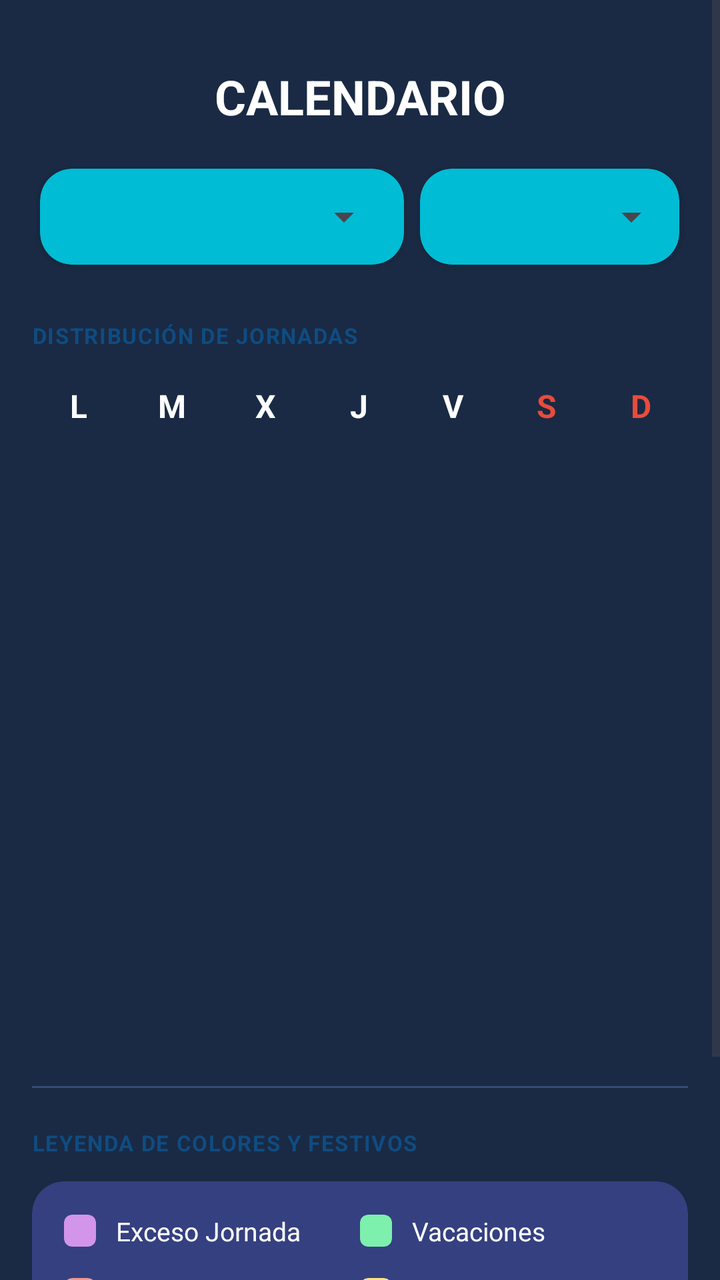
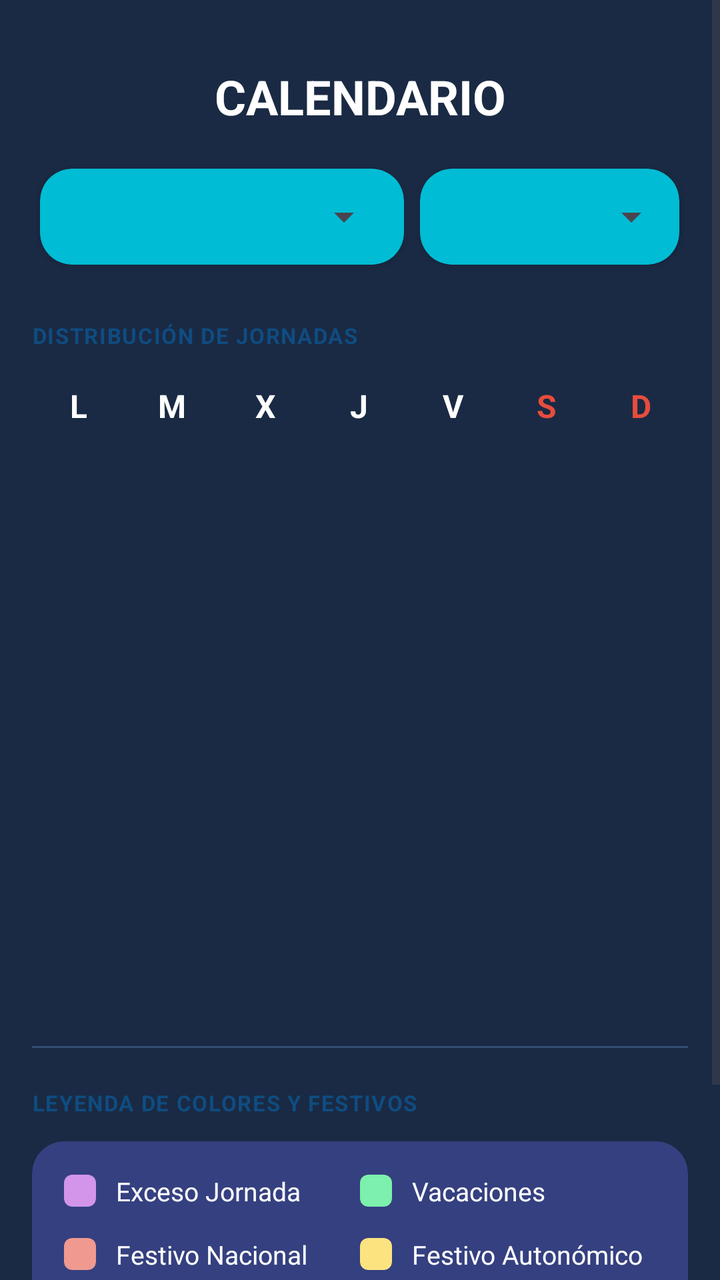

An Android layout rendered at two revisions. The XML below is the earlier revision; the diff shows what the commit changed to produce the second picture.
<!-- AndroidManifest.xml: application theme Theme.CalendarioLaboral_V40 -->
<!-- res/layout/activity_calendario.xml -->
<?xml version="1.0" encoding="utf-8"?>
<androidx.constraintlayout.widget.ConstraintLayout
    xmlns:android="http://schemas.android.com/apk/res/android"
    xmlns:app="http://schemas.android.com/apk/res-auto"
    xmlns:tools="http://schemas.android.com/tools"
    android:id="@+id/main"
    android:layout_width="match_parent"
    android:layout_height="match_parent"
    android:background="@color/background_app"
    tools:context=".modulos.calendario.ui.Calendario">

    <ScrollView
        android:id="@+id/scrollCalendarioMensual"
        android:layout_width="match_parent"
        android:layout_height="match_parent"
        android:importantForAccessibility="no">

        <LinearLayout
            android:layout_width="match_parent"
            android:layout_height="wrap_content"
            android:padding="16dp"
            android:orientation="vertical">

            
            <LinearLayout
                android:layout_width="match_parent"
                android:layout_height="wrap_content"
                android:orientation="vertical"
                android:layout_marginTop="16dp"
                android:layout_marginBottom="24dp">

                
                <TextView
                    android:id="@+id/tvTituloCalendario"
                    android:layout_width="match_parent"
                    android:layout_height="wrap_content"
                    android:text="CALENDARIO"
                    style="@style/TextoTitulos"
                    android:textAlignment="center"
                    android:layout_marginBottom="16dp" />

                
                <LinearLayout
                    android:layout_width="match_parent"
                    android:layout_height="wrap_content"
                    android:orientation="horizontal"
                    android:baselineAligned="false">

                    
                    <androidx.cardview.widget.CardView
                        android:layout_width="0dp"
                        android:layout_height="match_parent"
                        android:layout_weight="1.4"
                        android:layout_margin="4dp"
                        style="@style/Tarjeta_menu_personalizada"
                        app:cardBackgroundColor="@color/selector_spinner_back_color">

                        <Spinner
                            android:id="@+id/spMesCalendario"
                            android:layout_width="match_parent"
                            android:layout_height="48dp"
                            android:layout_weight="1"
                            android:layout_marginEnd="6dp"/>

                    </androidx.cardview.widget.CardView>


                    
                    <androidx.cardview.widget.CardView
                        android:layout_width="0dp"
                        android:layout_height="match_parent"
                        android:layout_weight="1"
                        android:layout_margin="4dp"
                        style="@style/Tarjeta_menu_personalizada"
                        app:cardBackgroundColor="@color/selector_spinner_back_color">

                        <Spinner
                            android:id="@+id/spAnioCalendario"
                            android:layout_width="match_parent"
                            android:layout_height="48dp"
                            android:layout_weight="1"
                            android:layout_marginStart="6dp"/>

                    </androidx.cardview.widget.CardView>



                </LinearLayout>

            </LinearLayout>
            
            <TextView
                android:layout_width="wrap_content"
                android:layout_height="wrap_content"
                android:text="DISTRIBUCIÓN DE JORNADAS"
                android:textColor="@color/primary"
                android:textSize="11sp"
                android:textStyle="bold"
                android:letterSpacing="0.05"
                android:layout_marginBottom="8dp"/>

            
            <LinearLayout
                android:layout_width="match_parent"
                android:layout_height="40dp"
                android:orientation="horizontal">

                <TextView android:layout_width="0dp" android:layout_height="match_parent" android:layout_weight="1" style="@style/Texto_16" android:gravity="center" android:text="L"/>
                <TextView android:layout_width="0dp" android:layout_height="match_parent" android:layout_weight="1" style="@style/Texto_16" android:gravity="center" android:text="M"/>
                <TextView android:layout_width="0dp" android:layout_height="match_parent" android:layout_weight="1" style="@style/Texto_16" android:gravity="center" android:text="X"/>
                <TextView android:layout_width="0dp" android:layout_height="match_parent" android:layout_weight="1" style="@style/Texto_16" android:gravity="center" android:text="J"/>
                <TextView android:layout_width="0dp" android:layout_height="match_parent" android:layout_weight="1" style="@style/Texto_16" android:gravity="center" android:text="V"/>
                <TextView android:layout_width="0dp" android:layout_height="match_parent" android:layout_weight="1" style="@style/Texto_16" android:textColor="@color/cal_weekend_text" android:gravity="center" android:text="S"/>
                <TextView android:layout_width="0dp" android:layout_height="match_parent" android:layout_weight="1" style="@style/Texto_16" android:textColor="@color/cal_weekend_text" android:gravity="center" android:text="D"/>

            </LinearLayout>

            
            <androidx.recyclerview.widget.RecyclerView
                android:id="@+id/rvCalendarioDias"
                android:layout_width="match_parent"
                android:layout_height="320dp"
                android:background="@color/background_app"
                android:clipToPadding="false"/>

            
            <View
                android:layout_width="match_parent"
                android:layout_height="1dp"
                android:background="@color/divider"
                android:layout_marginBottom="20dp" />
            
            <TextView
                android:layout_width="wrap_content"
                android:layout_height="wrap_content"
                android:text="LEYENDA DE COLORES Y FESTIVOS"
                android:textColor="@color/primary"
                android:textSize="11sp"
                android:textStyle="bold"
                android:layout_marginBottom="12dp"
                android:letterSpacing="0.05" />

            <androidx.cardview.widget.CardView
                android:layout_width="match_parent"
                android:layout_height="wrap_content"
                android:layout_marginBottom="24dp"
                style="@style/Tarjeta_menu_personalizada">

                <LinearLayout
                    android:layout_width="match_parent"
                    android:layout_height="wrap_content"
                    android:orientation="vertical"
                    android:padding="16dp">

                    
                    <LinearLayout
                        android:layout_width="match_parent"
                        android:layout_height="wrap_content"
                        android:orientation="horizontal"
                        android:baselineAligned="false"
                        android:layout_marginBottom="14dp">

                        <LinearLayout
                            android:layout_width="0dp"
                            android:layout_height="wrap_content"
                            android:layout_weight="1"
                            android:gravity="center_vertical"
                            android:orientation="horizontal">
                            <androidx.cardview.widget.CardView
                                android:layout_width="16dp"
                                android:layout_height="16dp"
                                android:layout_marginEnd="10dp"
                                app:cardElevation="0dp"
                                app:cardCornerRadius="4dp"
                                app:cardBackgroundColor="@color/cal_exceso"/>
                            <TextView
                                android:layout_width="wrap_content"
                                android:layout_height="wrap_content"
                                android:text="Exceso Jornada"
                                android:textColor="@color/text_primary"
                                android:textSize="13sp" />
                        </LinearLayout>

                        <LinearLayout
                            android:layout_width="0dp"
                            android:layout_height="wrap_content"
                            android:layout_weight="1"
                            android:gravity="center_vertical"
                            android:orientation="horizontal">
                            <androidx.cardview.widget.CardView
                                android:layout_width="16dp"
                                android:layout_height="16dp"
                                android:layout_marginEnd="10dp"
                                app:cardElevation="0dp"
                                app:cardCornerRadius="4dp"
                                app:cardBackgroundColor="@color/cal_vacaciones"/>
                            <TextView
                                android:layout_width="wrap_content"
                                android:layout_height="wrap_content"
                                android:text="Vacaciones"
                                android:textColor="@color/text_primary"
                                android:textSize="13sp" />
                        </LinearLayout>
                    </LinearLayout>

                    
                    <LinearLayout
                        android:layout_width="match_parent"
                        android:layout_height="wrap_content"
                        android:orientation="horizontal"
                        android:baselineAligned="false"
                        android:layout_marginBottom="14dp">

                        <LinearLayout
                            android:layout_width="0dp"
                            android:layout_height="wrap_content"
                            android:layout_weight="1"
                            android:gravity="center_vertical"
                            android:orientation="horizontal">
                            <androidx.cardview.widget.CardView
                                android:layout_width="16dp"
                                android:layout_height="16dp"
                                android:layout_marginEnd="10dp"
                                app:cardElevation="0dp"
                                app:cardCornerRadius="4dp"
                                app:cardBackgroundColor="@color/cal_nacional"/>
                            <TextView
                                android:layout_width="wrap_content"
                                android:layout_height="wrap_content"
                                android:text="Festivo Nacional"
                                android:textColor="@color/text_primary"
                                android:textSize="13sp" />
                        </LinearLayout>

                        <LinearLayout
                            android:layout_width="0dp"
                            android:layout_height="wrap_content"
                            android:layout_weight="1"
                            android:gravity="center_vertical"
                            android:orientation="horizontal">
                            <androidx.cardview.widget.CardView
                                android:layout_width="16dp"
                                android:layout_height="16dp"
                                android:layout_marginEnd="10dp"
                                app:cardElevation="0dp"
                                app:cardCornerRadius="4dp"
                                app:cardBackgroundColor="@color/cal_autonomico"/>
                            <TextView
                                android:layout_width="wrap_content"
                                android:layout_height="wrap_content"
                                android:text="Festivo Autonómico"
                                android:textColor="@color/text_primary"
                                android:textSize="13sp" />
                        </LinearLayout>
                    </LinearLayout>

                    
                    <LinearLayout
                        android:layout_width="match_parent"
                        android:layout_height="wrap_content"
                        android:orientation="horizontal"
                        android:baselineAligned="false"
                        android:layout_marginBottom="14dp">

                        <LinearLayout
                            android:layout_width="0dp"
                            android:layout_height="wrap_content"
                            android:layout_weight="1"
                            android:gravity="center_vertical"
                            android:orientation="horizontal">
                            <androidx.cardview.widget.CardView
                                android:layout_width="16dp"
                                android:layout_height="16dp"
                                android:layout_marginEnd="10dp"
                                app:cardElevation="0dp"
                                app:cardCornerRadius="4dp"
                                app:cardBackgroundColor="@color/cal_local"/>
                            <TextView
                                android:layout_width="wrap_content"
                                android:layout_height="wrap_content"
                                android:text="Festivo Local"
                                android:textColor="@color/text_primary"
                                android:textSize="13sp" />
                        </LinearLayout>

                        <LinearLayout
                            android:layout_width="0dp"
                            android:layout_height="wrap_content"
                            android:layout_weight="1"
                            android:gravity="center_vertical"
                            android:orientation="horizontal">
                            <androidx.cardview.widget.CardView
                                android:layout_width="16dp"
                                android:layout_height="16dp"
                                android:layout_marginEnd="10dp"
                                app:cardElevation="0dp"
                                app:cardCornerRadius="4dp"
                                app:cardBackgroundColor="@color/cal_convenio"/>
                            <TextView
                                android:layout_width="wrap_content"
                                android:layout_height="wrap_content"
                                android:text="Festivo Convenio"
                                android:textColor="@color/text_primary"
                                android:textSize="13sp" />
                        </LinearLayout>
                    </LinearLayout>

                    
                    <LinearLayout
                        android:layout_width="match_parent"
                        android:layout_height="wrap_content"
                        android:orientation="horizontal"
                        android:baselineAligned="false">

                        <LinearLayout
                            android:layout_width="0dp"
                            android:layout_height="wrap_content"
                            android:layout_weight="1"
                            android:gravity="center_vertical"
                            android:orientation="horizontal">
                            <androidx.cardview.widget.CardView
                                android:layout_width="16dp"
                                android:layout_height="16dp"
                                android:layout_marginEnd="10dp"
                                app:cardElevation="0dp"
                                app:cardCornerRadius="4dp"
                                app:cardBackgroundColor="@color/primary"/>
                            <TextView
                                android:layout_width="wrap_content"
                                android:layout_height="wrap_content"
                                android:text="Día Actual (Hoy)"
                                android:textColor="@color/text_primary"
                                android:textSize="13sp" />
                        </LinearLayout>

                        <View
                            android:layout_width="0dp"
                            android:layout_height="0dp"
                            android:layout_weight="1" />
                    </LinearLayout>

                </LinearLayout>
            </androidx.cardview.widget.CardView>

        </LinearLayout>
    </ScrollView>

    <ProgressBar
        android:id="@+id/pbCargando"
        android:layout_width="60dp"
        android:layout_height="60dp"
        android:visibility="gone"
        android:elevation="8dp"
        style="?android:attr/progressBarStyle"
        app:layout_constraintTop_toTopOf="parent"
        app:layout_constraintBottom_toBottomOf="parent"
        app:layout_constraintStart_toStartOf="parent"
        app:layout_constraintEnd_toEndOf="parent" />

</androidx.constraintlayout.widget.ConstraintLayout>
<!-- resources referenced by this layout -->
<resources>
  <color name="background_app">#1A2A44</color>
  <color name="cal_autonomico">#FCE380</color>
  <color name="cal_convenio">#60CCF0</color>
  <color name="cal_exceso">#D295E9</color>
  <color name="cal_local">#86E6D4</color>
  <color name="cal_nacional">#EF9991</color>
  <color name="cal_vacaciones">#7CF0AC</color>
  <color name="cal_weekend_text">#E74C3C</color>
  <color name="divider">#344D75</color>
  <color name="primary">#0F4C81</color>
  <color name="text_primary">#FFFFFF</color>
  <style name="Tarjeta_menu_personalizada" parent="Widget.Material3.CardView.Filled">
          <item name="cardBackgroundColor">@color/surface_card</item>
          <item name="cardCornerRadius">16dp</item>
          <item name="cardElevation">2dp</item>
          <item name="strokeWidth">0dp</item>
      </style>
  <style name="TextoTitulos">
              <item name="android:textColor">@color/text_primary</item>
              <item name="android:textStyle">bold</item>
              <item name="android:textSize">24sp</item>
          </style>
  <style name="Texto_16">
              <item name="android:textColor">@color/text_primary</item>
              <item name="android:textStyle">bold</item>
              <item name="android:textSize">16sp</item>
          </style>
  <style name="Theme.CalendarioLaboral_V40" parent="Base.Theme.CalendarioLaboral_V40" />
  <color name="surface_card">#354080</color>
  <style name="Base.Theme.CalendarioLaboral_V40" parent="Theme.Material3.DayNight.NoActionBar">
              
              <item name="colorPrimary">@color/primary</item>
              <item name="colorOnPrimary">@color/text_on_primary</item>
              <item name="colorSecondary">@color/secondary</item>
  
              
              <item name="android:windowBackground">@color/background_app</item>
              <item name="colorSurface">@color/surface_card</item>
              <item name="colorOnSurface">@color/text_primary</item>
  
              
              <item name="colorError">@color/error</item>
  
  
          </style>
  <color name="text_on_primary">#FFFFFF</color>
  <color name="secondary">#536DFE</color>
  <color name="error">#D32F2F</color>
</resources>

<!-- the commit's change to res/layout/activity_calendario.xml (unified diff, before → after) -->
@@ -119,7 +119,7 @@
             <androidx.recyclerview.widget.RecyclerView
                 android:id="@+id/rvCalendarioDias"
                 android:layout_width="match_parent"
-                android:layout_height="320dp"
+                android:layout_height="300dp"
                 android:background="@color/background_app"
                 android:clipToPadding="false"/>
 
